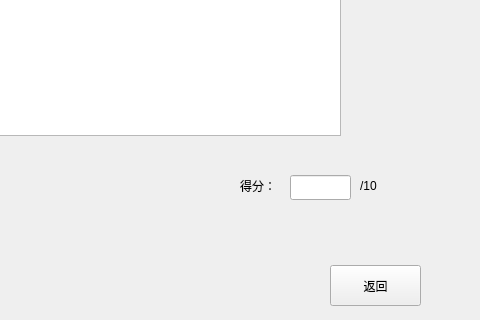
This is ui/SubjectiveItemQuiz.ui in Harahan/BUAA-python-programming-2022-summer as Qt 5 draws it before an edit; both pictures show x 720 to 1200 and y 435 to 755 of the 1200 by 755 pixel window. The edited form follows.
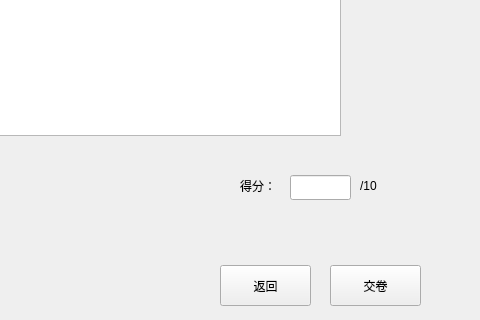
This is the edited form.

The edit to the form file:
```diff
--- a/ui/SubjectiveItemQuiz.ui
+++ b/ui/SubjectiveItemQuiz.ui
@@ -135,7 +135,7 @@
     <string notr="true">font: 75 10pt &quot;Consolas&quot; rgb(241, 255, 235);</string>
    </property>
    <property name="text">
-    <string>返回</string>
+    <string>交卷</string>
    </property>
   </widget>
   <widget class="QLabel" name="scoreLabel">
@@ -271,6 +271,22 @@
     <string>/10</string>
    </property>
   </widget>
+  <widget class="QPushButton" name="goBackButton_2">
+   <property name="geometry">
+    <rect>
+     <x>940</x>
+     <y>700</y>
+     <width>91</width>
+     <height>41</height>
+    </rect>
+   </property>
+   <property name="styleSheet">
+    <string notr="true">font: 75 10pt &quot;Consolas&quot; rgb(241, 255, 235);</string>
+   </property>
+   <property name="text">
+    <string>返回</string>
+   </property>
+  </widget>
  </widget>
  <resources/>
  <connections/>
```
